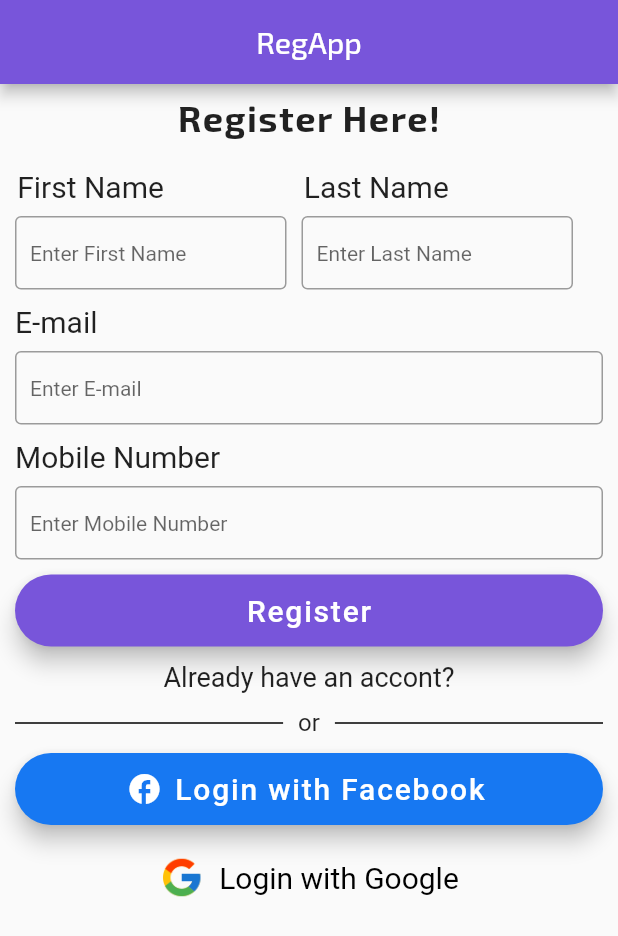
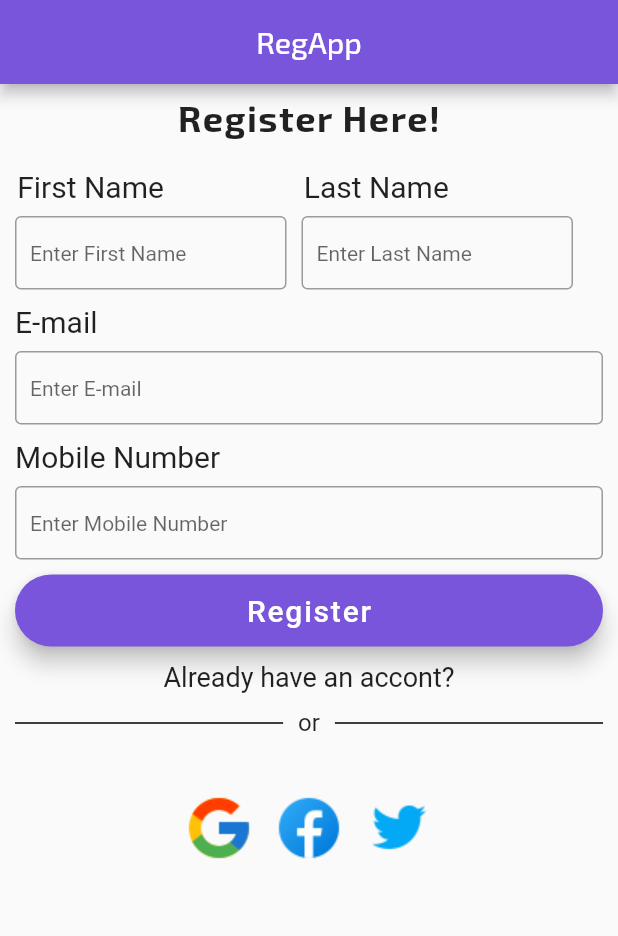
Before and after one commit to vyanky03/RegiApp, a Flutter app: the screen it shows after launch, on a phone screen of 412 x 824 dp. Shown: the top 936 px of the screen. Run offline on Flutter 3.47's test engine with Material 2 defaults, Android fonts, the phone set to English and light mode, and no system bars.

Commit message:
changed deisgn of login

```diff
--- a/lib/main.dart
+++ b/lib/main.dart
@@ -202,48 +202,25 @@ class _RegFormState extends State<RegForm> {
               ],
             ),
             SizedBox(
-              width: double.infinity,
-              child: FloatingActionButton.extended(
-                  onPressed: () {},
-                  backgroundColor: Color.fromARGB(255, 23, 120, 242),
-                  icon: Icon(Icons.facebook),
-                  label: Text(
-                    'Login with Facebook',
-                    style: TextStyle(
-                      fontSize: 20,
-                    ),
-                  )),
-            ),
-            SizedBox(
               height: 20,
             ),
-            SizedBox(
-                width: double.infinity,
-                child:
             Row(mainAxisAlignment: MainAxisAlignment.center, children: [
               Image.asset(
                 'images/google.png',
-                    height: 30,
+                height: 60,
               ),
-                  SizedBox(
-                    width: 10,
+              Image.asset(
+                'images/fb.png',
+                height: 60,
               ),
-                  Text(
-                    'Login with Google',
-                    style: TextStyle(
-                      fontSize: 20,
-                      color: Colors.black,
+              Image.asset(
+                'images/twitter.png',
+                height: 60,
               ),
-                  ),
-                ])),
+            ]),
           ],
         ),
       ),
     );
   }
 }
-                    // FloatingActionButton.extended(
-                    //     onPressed: () {},
-                    //     backgroundColor: Color.fromARGB(255, 255, 255, 255),
-                    //     label: SizedBox(
-                    //       child:
--- a/pubspec.yaml
+++ b/pubspec.yaml
@@ -62,6 +62,8 @@ flutter:
   # To add assets to your application, add an assets section, like this:
   assets:
    - images/google.png
+   - images/fb.png
+   - images/twitter.png
 
 
   # An image asset can refer to one or more resolution-specific "variants", see
```
Also changed, not shown: images/fb.png (added), images/twitter.png (added). Lines whose indentation alone changed are shown as unchanged.
